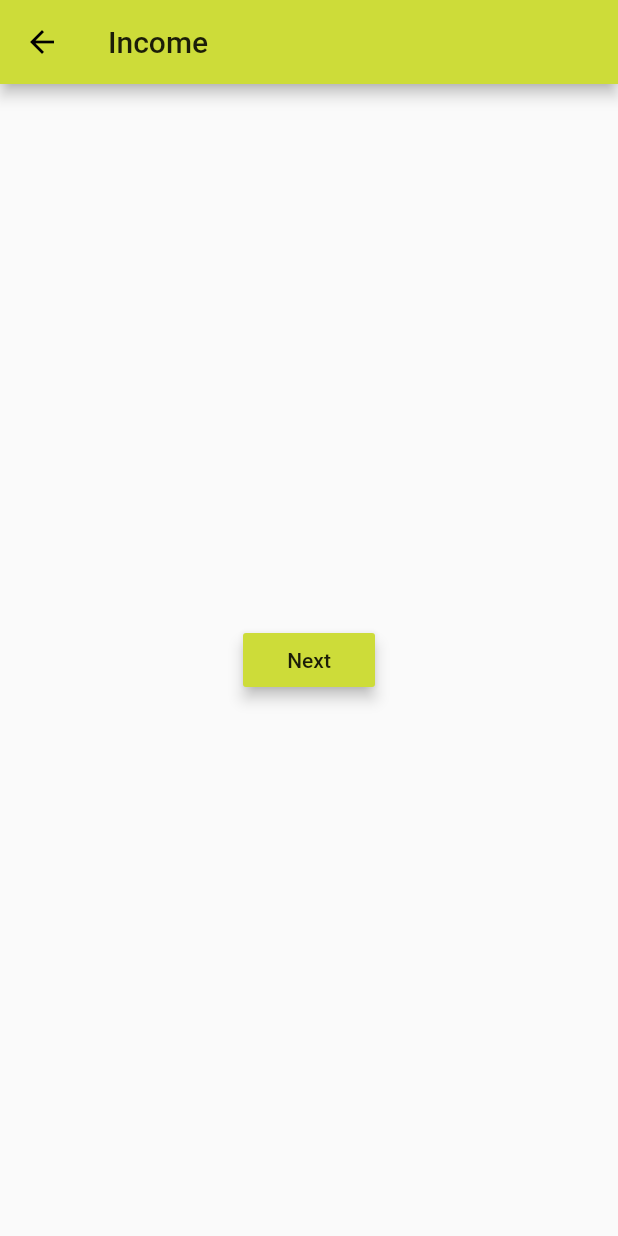
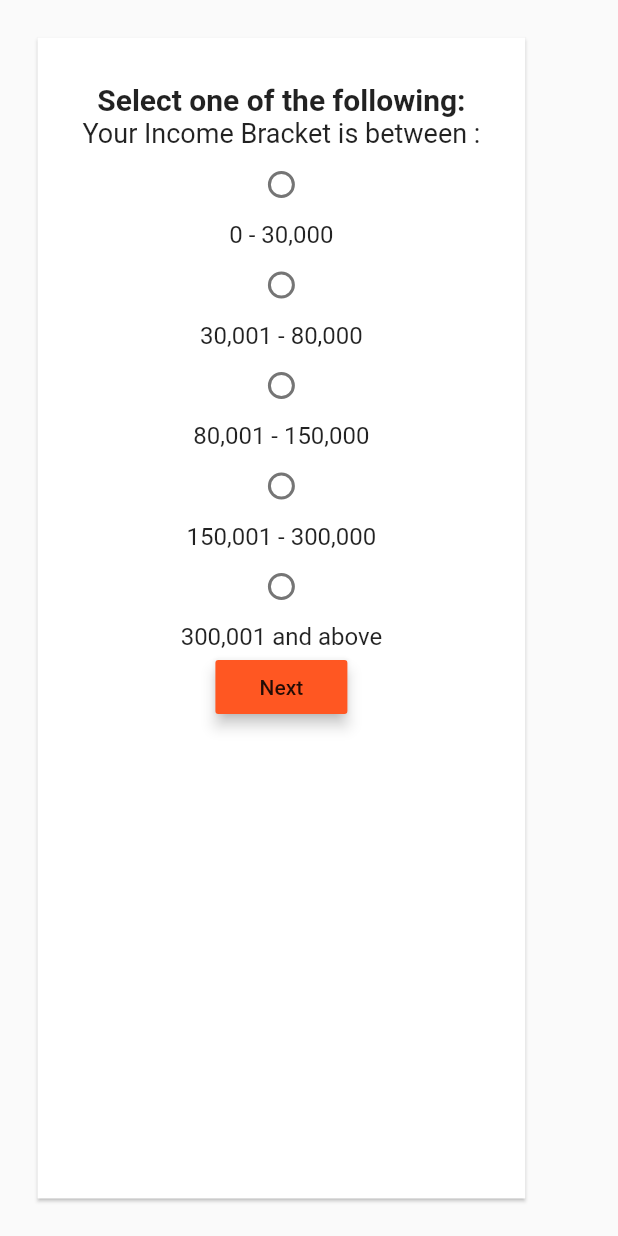
Before and after one commit to odaridavid/Fise, a Flutter app: the screen it shows after launch, after a tap on "OK", on a phone screen of 412 x 824 dp. Run offline on Flutter 3.47's test engine with Material 2 defaults, Android fonts, the phone set to English and light mode, and no system bars.

Commit message:
[#] Add survey pages

```diff
--- a/lib/main.dart
+++ b/lib/main.dart
@@ -1,19 +1,29 @@
 import 'package:flutter/material.dart';
-import 'slide_right_transition.dart';
+import 'survey_income.dart';
+import 'survey_household_income.dart';
+import 'thank_you.dart';
+import 'survey_save_income.dart';
 
 void main() => runApp(MyApp());
 
 class MyApp extends StatelessWidget {
   // This widget is the root of your application.
+  final List<int> surveyScoreCard = [];
+
   @override
   Widget build(BuildContext context) {
     return MaterialApp(
-      title: 'Fise',
-      theme: ThemeData(
-        primarySwatch: Colors.lime,
-      ),
-      home: FiseHomePage(title: 'Fise Survey'),
-    );
+        title: 'Fise',
+        theme: ThemeData(
+          primarySwatch: Colors.deepOrange,
+        ),
+        home: FiseHomePage(title: 'Fise Survey'),
+        routes: <String, WidgetBuilder>{
+          '/income': (BuildContext context) => new Survey(),
+          '/household_income': (BuildContext context) => new SurveyHousehold(),
+          '/thank_you': (BuildContext context) => new ThankYouPage(),
+          '/savings': (BuildContext context) => new SurveySavings()
+        });
   }
 }
 
@@ -67,8 +77,7 @@ class _FiseHomePageState extends State<FiseHomePage> {
                             ),
                           ),
                           onPressed: () {
-                            Navigator.push(context,
-                                SlideRightRoute(widget: IncomeSurveyRoute()));
+                            Navigator.of(context).pushNamed('/income');
                           },
                         ),
                       ],
@@ -81,48 +90,3 @@ class _FiseHomePageState extends State<FiseHomePage> {
         ));
   }
 }
-
-class IncomeSurveyRoute extends StatelessWidget {
-  @override
-  Widget build(BuildContext context) {
-    return Scaffold(
-      appBar: AppBar(
-        title: Text('Income'),
-      ),
-      body: Center(
-        child: RaisedButton(
-          child: const Text('Next'),
-          color: Theme.of(context).accentColor,
-          elevation: 4.0,
-          splashColor: Colors.lightGreen,
-          onPressed: () {
-            Navigator.push(
-                context, SlideRightRoute(widget: HouseholdIncomeSurveyRoute()));
-          },
-        ),
-      ),
-    );
-  }
-}
-
-class HouseholdIncomeSurveyRoute extends StatelessWidget {
-  @override
-  Widget build(BuildContext context) {
-    return Scaffold(
-      appBar: AppBar(
-        title: Text("Household Income"),
-      ),
-      body: Center(
-        child: RaisedButton(
-          color: Theme.of(context).accentColor,
-          elevation: 4.0,
-          splashColor: Colors.lightGreen,
-          onPressed: () {
-            // Navigate back to first route when tapped.
-          },
-          child: Text('Next'),
-        ),
-      ),
-    );
-  }
-}
--- /dev/null
+++ b/lib/survey_income.dart
@@ -0,0 +1,96 @@
+import 'package:flutter/material.dart';
+import 'survey_household_income.dart';
+import 'main.dart';
+
+class Survey extends StatefulWidget {
+  @override
+  _SurveyState createState() => _SurveyState();
+}
+
+class _SurveyState extends State<Survey> {
+  // state variable
+  int _radiovalue = -1;
+
+  void _handleRadioValueChange(int value) {
+    setState(() {
+      _radiovalue = value;
+    });
+  }
+
+  @override
+  Widget build(BuildContext context) {
+    return new Scaffold(
+      body: Card(
+          margin: EdgeInsets.all(25.0),
+          shape: BeveledRectangleBorder(),
+          child: Padding(
+              padding: EdgeInsets.all(30.0),
+              child: Column(children: <Widget>[
+                new Text('Select one of the following:',
+                    style: new TextStyle(
+                        fontSize: 20.0, fontWeight: FontWeight.bold)),
+                new Text(
+                  'Your Income Bracket is between :',
+                  style: new TextStyle(
+                    fontWeight: FontWeight.normal,
+                    fontSize: 18.0,
+                  ),
+                ),
+                new Radio(
+                  value: 0,
+                  groupValue: _radiovalue,
+                  onChanged: _handleRadioValueChange,
+                ),
+                new Text(
+                  '0 - 30,000',
+                  style: new TextStyle(fontSize: 16.0),
+                ),
+                new Radio(
+                  value: 1,
+                  groupValue: _radiovalue,
+                  onChanged: _handleRadioValueChange,
+                ),
+                new Text(
+                  '30,001 - 80,000',
+                  style: new TextStyle(fontSize: 16.0),
+                ),
+                new Radio(
+                  value: 2,
+                  groupValue: _radiovalue,
+                  onChanged: _handleRadioValueChange,
+                ),
+                new Text(
+                  '80,001 - 150,000',
+                  style: new TextStyle(fontSize: 16.0),
+                ),
+                new Radio(
+                  value: 3,
+                  groupValue: _radiovalue,
+                  onChanged: _handleRadioValueChange,
+                ),
+                new Text(
+                  '150,001 - 300,000',
+                  style: new TextStyle(fontSize: 16.0),
+                ),
+                new Radio(
+                  value: 4,
+                  groupValue: _radiovalue,
+                  onChanged: _handleRadioValueChange,
+                ),
+                new Text(
+                  '300,001 and above',
+                  style: new TextStyle(fontSize: 16.0),
+                ),
+                RaisedButton(
+                  color: Theme.of(context).accentColor,
+                  elevation: 4.0,
+                  splashColor: Colors.lightGreen,
+                  onPressed: () {
+                    Navigator.of(context).pushNamed('/household_income');
+                  },
+                  child: Text('Next'),
+                )
+              ]))),
+    );
+  }
+}
```
Also changed, not shown: lib/slide_right_transition.dart (+90 -0 lines), lib/survey_household_income.dart (added, +95 -0 lines), lib/survey_save_income.dart (added, +95 -0 lines), lib/thank_you.dart (added, +40 -0 lines).
